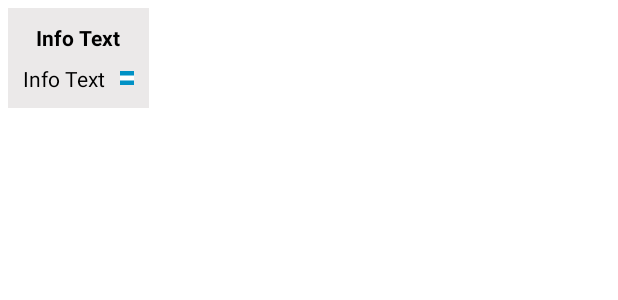
After one commit to guahoo/Sacartrailo, an Android app built with Jetpack Compose: the layout custom_info_window.xml on its own in the app's theme, with its tools: preview values and no code run, on a phone screen of 412 x 824 dp. The commit adds this screen. Shown: the top 300 px of the screen. Run offline under Robolectric (Android 15) with nearby library versions, the phone set to English and light mode, and no system bars.

Commit message:
add color markers and new features

```diff
--- /dev/null
+++ b/app/presentation/src/main/res/drawable/blue_marker.xml
@@ -0,0 +1,15 @@
+<vector xmlns:android="http://schemas.android.com/apk/res/android"
+    android:width="9dp"
+    android:height="9dp"
+    android:viewportWidth="9"
+    android:viewportHeight="9">
+  <path
+      android:pathData="M0,0h9v9h-9z"
+      android:fillColor="#FFFFFF"/>
+  <path
+      android:pathData="M0,6.1h9v2.9h-9z"
+      android:fillColor="#0091C5"/>
+  <path
+      android:pathData="M0,0h9v2.9h-9z"
+      android:fillColor="#0091C5"/>
+</vector>
--- /dev/null
+++ b/app/presentation/src/main/res/layout/custom_info_window.xml
@@ -0,0 +1,49 @@
+<!-- custom_info_window.xml -->
+<FrameLayout xmlns:android="http://schemas.android.com/apk/res/android"
+    xmlns:tools="http://schemas.android.com/tools"
+    android:layout_height="wrap_content"
+    android:layout_width="wrap_content"
+    android:padding="5dp">
+
+<LinearLayout
+    android:layout_width="wrap_content"
+    android:layout_height="wrap_content"
+    android:background="@color/light_grey"
+    android:gravity="center"
+    android:orientation="vertical"
+    android:padding="10dp"
+    tools:ignore="UselessParent">
+
+    <TextView
+        android:id="@+id/title_text"
+        android:layout_width="wrap_content"
+        android:layout_height="wrap_content"
+        android:textColor="@color/black"
+        tools:text="Info Text"
+        android:layout_marginBottom="8dp"
+        android:textStyle="bold" />
+
+    <LinearLayout
+        android:layout_width="wrap_content"
+        android:layout_height="wrap_content"
+        android:orientation="horizontal">
+
+
+        <TextView
+            android:id="@+id/info_text"
+            android:layout_width="wrap_content"
+            android:layout_height="wrap_content"
+            android:textColor="@color/black"
+            tools:text="Info Text" />
+
+        <ImageView
+            android:id="@+id/info_image"
+            android:layout_width="wrap_content"
+            android:layout_height="wrap_content"
+            android:layout_gravity="center_vertical"
+            android:layout_marginStart="10dp"
+            tools:background="@drawable/blue_marker" />
+    </LinearLayout>
+</LinearLayout>
+
+</FrameLayout>
--- a/app/presentation/src/main/res/values/colors.xml
+++ b/app/presentation/src/main/res/values/colors.xml
@@ -61,5 +61,6 @@
     <color name="violet_900">#612FFF</color>
 
     <color name="light_purple">#E3E2FF</color>
+    <color name="light_grey">#EBE9E9</color>
     <color name="dark_teal">#00332D</color>
 </resources>
```
Also changed, not shown: app/presentation/src/main/java/com/guahoo/presentation/ui/base/BaseScreen.kt (+186 -127 lines), app/presentation/src/main/res/drawable/red_marker.xml (added, +15 -0 lines), app/presentation/src/main/res/drawable/yellow_marker.xml (added, +15 -0 lines).
